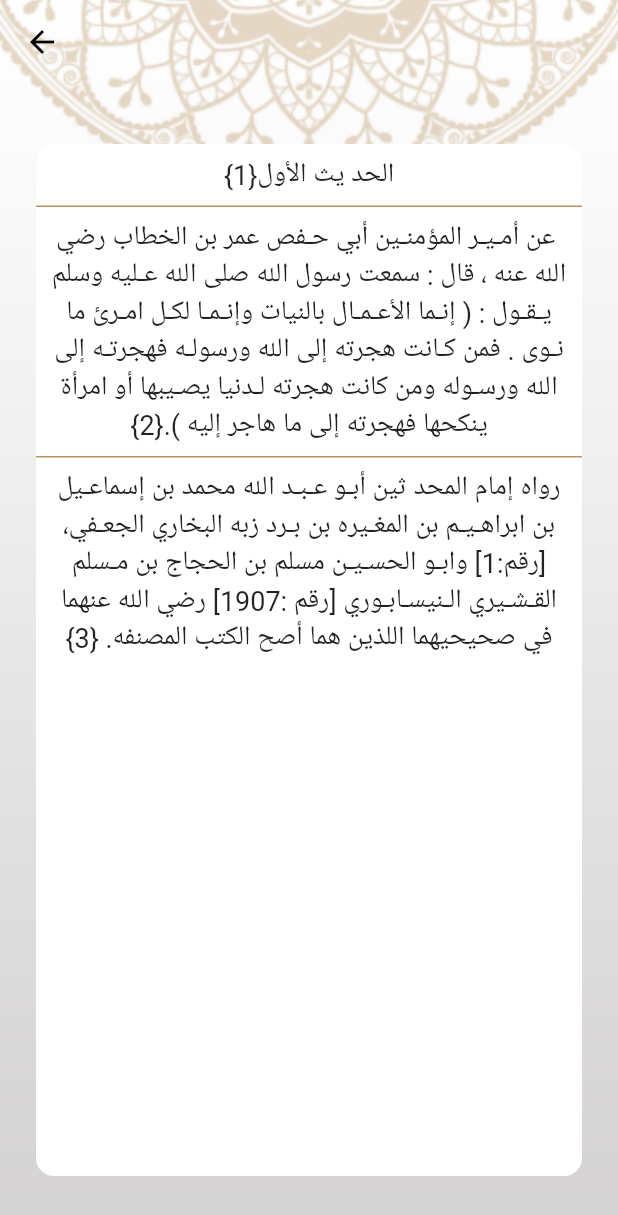
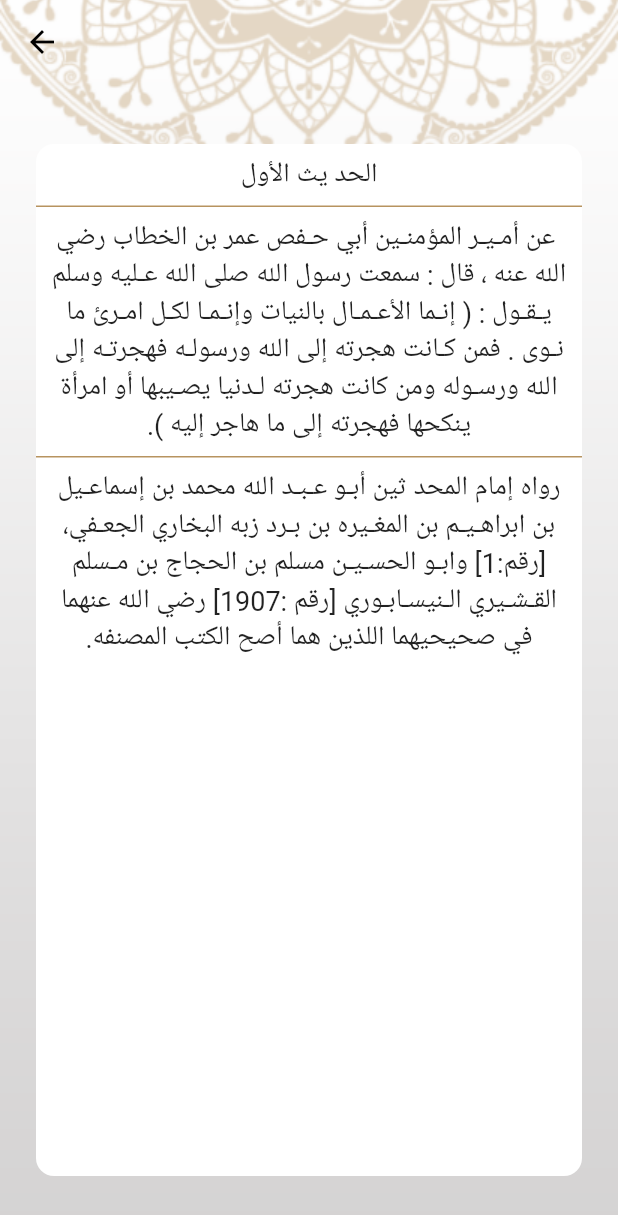
Before and after one commit to AhmedElsayed44/islami_program, a Flutter app: the hadesditals screen opened directly with empty values, on a phone screen of 412 x 824 dp. Shown: the top 1215 px of the screen. Run offline on Flutter 3.47's test engine with Material 2 defaults, Android fonts, the phone set to English and light mode, and no system bars.

```diff
--- a/lib/home/hades/hades_ditals_screen.dart
+++ b/lib/home/hades/hades_ditals_screen.dart
@@ -52,7 +52,7 @@ class _hadesditalsState extends State<hadesditals> {
                     child: Padding(
                       padding: const EdgeInsets.all(8.0),
                       child: Text(
-                        hades[index]+'{${index+1}}',
+                        hades[index],
                         style: TextStyle(fontSize: 18),
                         textAlign: TextAlign.center,
                         textDirection: TextDirection.rtl,
```
